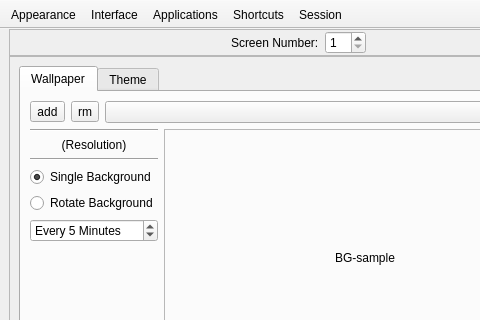
Old version of the form lumina-config/mainUI.ui in the repository lumina-desktop/lumina; both pictures show x 0 to 480 and y 0 to 320 of the 596 by 442 pixel window.
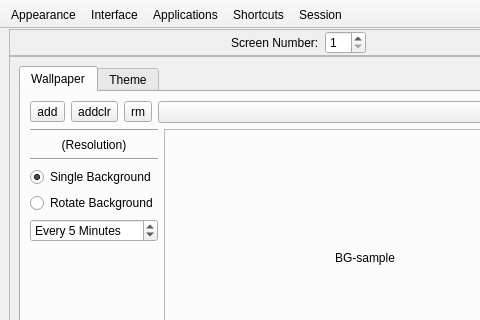
New version of the form. The open tabs and pages were chosen to show the change.

```diff
--- a/lumina-config/mainUI.ui
+++ b/lumina-config/mainUI.ui
@@ -132,6 +132,13 @@
                 </property>
                </widget>
               </item>
+              <item>
+               <widget class="QToolButton" name="tool_desk_addbgcolor">
+                <property name="text">
+                 <string notr="true">addclr</string>
+                </property>
+               </widget>
+              </item>
               <item>
                <widget class="QToolButton" name="tool_desk_rmbg">
                 <property name="text">
```
Left out of the diff: 2 changed lines with no effect on the pictures.
